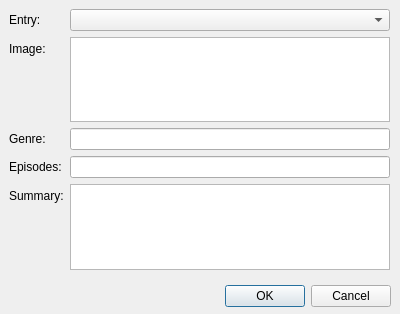
The window that interfaces/ui/infoDialog.ui (HarHar/Futaam) describes before a commit, drawn with Qt 5.
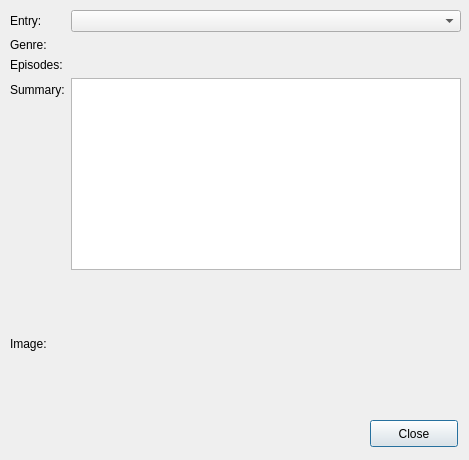
The same window after the commit.

Commit message: info dialog works, might add more stuff to it later

What changed in the file:
```diff
--- a/interfaces/ui/infoDialog.ui
+++ b/interfaces/ui/infoDialog.ui
@@ -6,109 +6,153 @@
    <rect>
     <x>0</x>
     <y>0</y>
-    <width>400</width>
-    <height>314</height>
+    <width>469</width>
+    <height>460</height>
    </rect>
   </property>
+  <property name="sizePolicy">
+   <sizepolicy hsizetype="Expanding" vsizetype="Preferred">
+    <horstretch>0</horstretch>
+    <verstretch>0</verstretch>
+   </sizepolicy>
+  </property>
   <property name="windowTitle">
-   <string>Edit Entry</string>
+   <string>View Details</string>
   </property>
   <property name="modal">
    <bool>true</bool>
   </property>
-  <widget class="QDialogButtonBox" name="buttonBox">
+  <widget class="QWidget" name="verticalLayoutWidget">
    <property name="geometry">
     <rect>
-     <x>50</x>
-     <y>280</y>
-     <width>341</width>
-     <height>32</height>
+     <x>10</x>
+     <y>10</y>
+     <width>451</width>
+     <height>401</height>
     </rect>
    </property>
-   <property name="orientation">
-    <enum>Qt::Horizontal</enum>
-   </property>
-   <property name="standardButtons">
-    <set>QDialogButtonBox::Cancel|QDialogButtonBox::Ok</set>
-   </property>
-  </widget>
-  <widget class="QWidget" name="formLayoutWidget">
-   <property name="geometry">
-    <rect>
-     <x>9</x>
-     <y>9</y>
-     <width>381</width>
-     <height>261</height>
-    </rect>
-   </property>
+   <layout class="QVBoxLayout" name="verticalLayout_2">
+    <item>
    <layout class="QFormLayout" name="formLayout">
     <property name="fieldGrowthPolicy">
      <enum>QFormLayout::AllNonFixedFieldsGrow</enum>
     </property>
-    <item row="0" column="0">
-     <widget class="QLabel" name="label">
-      <property name="text">
-       <string>Entry: </string>
-      </property>
-     </widget>
-    </item>
     <item row="0" column="1">
      <widget class="QComboBox" name="entrySelect"/>
     </item>
-    <item row="2" column="0">
+      <item row="1" column="0">
      <widget class="QLabel" name="label_6">
       <property name="text">
        <string>Genre: </string>
       </property>
      </widget>
     </item>
-    <item row="2" column="1">
-     <widget class="QLineEdit" name="genreLine">
-      <property name="readOnly">
-       <bool>true</bool>
+      <item row="1" column="1">
+       <widget class="QLabel" name="genreLine">
+        <property name="text">
+         <string/>
       </property>
      </widget>
     </item>
-    <item row="3" column="0">
+      <item row="2" column="0">
      <widget class="QLabel" name="label_4">
       <property name="text">
        <string>Episodes:</string>
       </property>
      </widget>
     </item>
-    <item row="3" column="1">
-     <widget class="QLineEdit" name="lineEdit">
-      <property name="readOnly">
-       <bool>true</bool>
+      <item row="2" column="1">
+       <widget class="QLabel" name="episodeLine">
+        <property name="text">
+         <string/>
       </property>
      </widget>
     </item>
-    <item row="4" column="0">
+      <item row="3" column="0">
      <widget class="QLabel" name="label_2">
       <property name="text">
        <string>Summary:</string>
       </property>
      </widget>
     </item>
-    <item row="4" column="1">
-     <widget class="QPlainTextEdit" name="plainTextEdit">
+      <item row="3" column="1">
+       <widget class="QPlainTextEdit" name="summaryText">
       <property name="readOnly">
        <bool>true</bool>
       </property>
      </widget>
     </item>
-    <item row="1" column="1">
-     <widget class="QGraphicsView" name="graphicsView"/>
-    </item>
-    <item row="1" column="0">
+      <item row="0" column="0">
+       <widget class="QLabel" name="label">
+        <property name="text">
+         <string>Entry: </string>
+        </property>
+       </widget>
+      </item>
+     </layout>
+    </item>
+    <item>
+     <spacer name="verticalSpacer">
+      <property name="orientation">
+       <enum>Qt::Vertical</enum>
+      </property>
+      <property name="sizeHint" stdset="0">
+       <size>
+        <width>20</width>
+        <height>40</height>
+       </size>
+      </property>
+     </spacer>
+    </item>
+    <item>
+     <layout class="QHBoxLayout" name="horizontalLayout_2">
+      <item>
      <widget class="QLabel" name="label_3">
       <property name="text">
-       <string>Image: </string>
+         <string>Image:</string>
       </property>
      </widget>
     </item>
-   </layout>
+      <item>
+       <widget class="QLabel" name="pictureLabel">
+        <property name="text">
+         <string/>
+        </property>
+       </widget>
+      </item>
+     </layout>
+    </item>
+    <item>
+     <spacer name="verticalSpacer_2">
+      <property name="orientation">
+       <enum>Qt::Vertical</enum>
+      </property>
+      <property name="sizeHint" stdset="0">
+       <size>
+        <width>20</width>
+        <height>40</height>
+       </size>
+      </property>
+     </spacer>
+    </item>
+   </layout>
   </widget>
+  <widget class="QPushButton" name="closeButton">
+   <property name="geometry">
+    <rect>
+     <x>370</x>
+     <y>420</y>
+     <width>88</width>
+     <height>27</height>
+    </rect>
+   </property>
+   <property name="text">
+    <string>Close</string>
+   </property>
+  </widget>
+  <zorder>closeButton</zorder>
+  <zorder>closeButton</zorder>
+  <zorder>verticalLayoutWidget</zorder>
  </widget>
  <resources/>
  <connections>
```
Left out of the diff: 35 changed lines with no effect on the pictures. Lines whose indentation alone changed are shown as unchanged. The commit also changes 1 other file.
